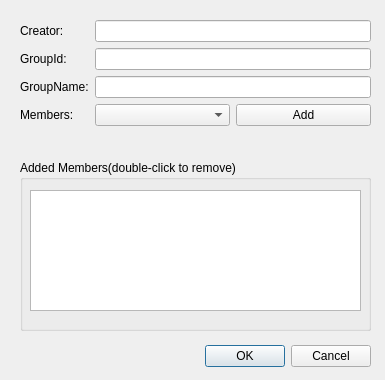
Before: the Qt Designer form qt/newgroupdialog.ui in bitbaba/bitmail, drawn with Qt 5.
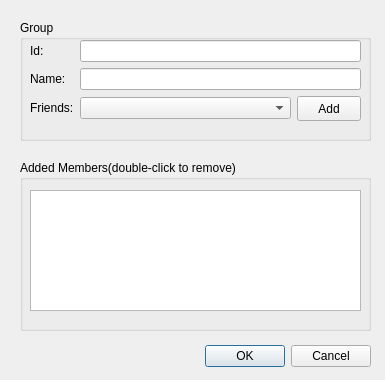
After: the same form once the commit is applied.

Commit message: qt: support groups;

The edit to the form file:
```diff
--- a/qt/newgroupdialog.ui
+++ b/qt/newgroupdialog.ui
@@ -53,69 +53,6 @@
     <set>QDialogButtonBox::Cancel|QDialogButtonBox::Ok</set>
    </property>
   </widget>
-  <widget class="QWidget" name="formLayoutWidget">
-   <property name="geometry">
-    <rect>
-     <x>20</x>
-     <y>20</y>
-     <width>351</width>
-     <height>131</height>
-    </rect>
-   </property>
-   <layout class="QFormLayout" name="formLayout">
-    <item row="2" column="0">
-     <widget class="QLabel" name="lblGroupName">
-      <property name="text">
-       <string>GroupName:</string>
-      </property>
-     </widget>
-    </item>
-    <item row="3" column="0">
-     <widget class="QLabel" name="lblMembers">
-      <property name="text">
-       <string>Members:</string>
-      </property>
-     </widget>
-    </item>
-    <item row="2" column="1">
-     <widget class="QLineEdit" name="leGroupName"/>
-    </item>
-    <item row="3" column="1">
-     <layout class="QHBoxLayout" name="horizontalLayout">
-      <item>
-       <widget class="QComboBox" name="cbbMembers"/>
-      </item>
-      <item>
-       <widget class="QPushButton" name="btnAdd">
-        <property name="text">
-         <string>Add</string>
-        </property>
-       </widget>
-      </item>
-     </layout>
-    </item>
-    <item row="1" column="0">
-     <widget class="QLabel" name="lblGroupId">
-      <property name="text">
-       <string>GroupId:</string>
-      </property>
-     </widget>
-    </item>
-    <item row="1" column="1">
-     <widget class="QLineEdit" name="leGroupId"/>
-    </item>
-    <item row="0" column="0">
-     <widget class="QLabel" name="lblCreator">
-      <property name="text">
-       <string>Creator:</string>
-      </property>
-     </widget>
-    </item>
-    <item row="0" column="1">
-     <widget class="QLineEdit" name="leCreator"/>
-    </item>
-   </layout>
-  </widget>
   <widget class="QGroupBox" name="grpAdded">
    <property name="geometry">
     <rect>
@@ -139,7 +76,100 @@
     </property>
     <layout class="QHBoxLayout" name="horizontalLayout_2">
      <item>
-      <widget class="QListWidget" name="listAddedMembers"/>
+      <widget class="QListWidget" name="listAddedMembers">
+       <property name="font">
+        <font>
+         <family>Arial</family>
+         <pointsize>10</pointsize>
+         <weight>75</weight>
+         <bold>true</bold>
+        </font>
+       </property>
+      </widget>
+     </item>
+    </layout>
+   </widget>
+  </widget>
+  <widget class="QGroupBox" name="groupBox">
+   <property name="geometry">
+    <rect>
+     <x>20</x>
+     <y>20</y>
+     <width>351</width>
+     <height>121</height>
+    </rect>
+   </property>
+   <property name="title">
+    <string>Group</string>
+   </property>
+   <widget class="QWidget" name="formLayoutWidget">
+    <property name="geometry">
+     <rect>
+      <x>10</x>
+      <y>20</y>
+      <width>331</width>
+      <height>91</height>
+     </rect>
+    </property>
+    <layout class="QFormLayout" name="formLayout">
+     <item row="0" column="0">
+      <widget class="QLabel" name="lblGroupId">
+       <property name="text">
+        <string>Id:</string>
+       </property>
+      </widget>
+     </item>
+     <item row="0" column="1">
+      <widget class="QLineEdit" name="leGroupId"/>
+     </item>
+     <item row="1" column="0">
+      <widget class="QLabel" name="lblGroupName">
+       <property name="text">
+        <string>Name:</string>
+       </property>
+      </widget>
+     </item>
+     <item row="1" column="1">
+      <widget class="QLineEdit" name="leGroupName"/>
+     </item>
+     <item row="2" column="0">
+      <widget class="QLabel" name="lblMembers">
+       <property name="text">
+        <string>Friends:</string>
+       </property>
+      </widget>
+     </item>
+     <item row="2" column="1">
+      <layout class="QHBoxLayout" name="horizontalLayout">
+       <item>
+        <widget class="QComboBox" name="cbbMembers"/>
+       </item>
+       <item>
+        <widget class="QPushButton" name="btnAdd">
+         <property name="minimumSize">
+          <size>
+           <width>64</width>
+           <height>25</height>
+          </size>
+         </property>
+         <property name="maximumSize">
+          <size>
+           <width>64</width>
+           <height>25</height>
+          </size>
+         </property>
+         <property name="baseSize">
+          <size>
+           <width>64</width>
+           <height>25</height>
+          </size>
+         </property>
+         <property name="text">
+          <string>Add</string>
+         </property>
+        </widget>
+       </item>
+      </layout>
      </item>
     </layout>
    </widget>
```
The commit also changes 24 other files.
